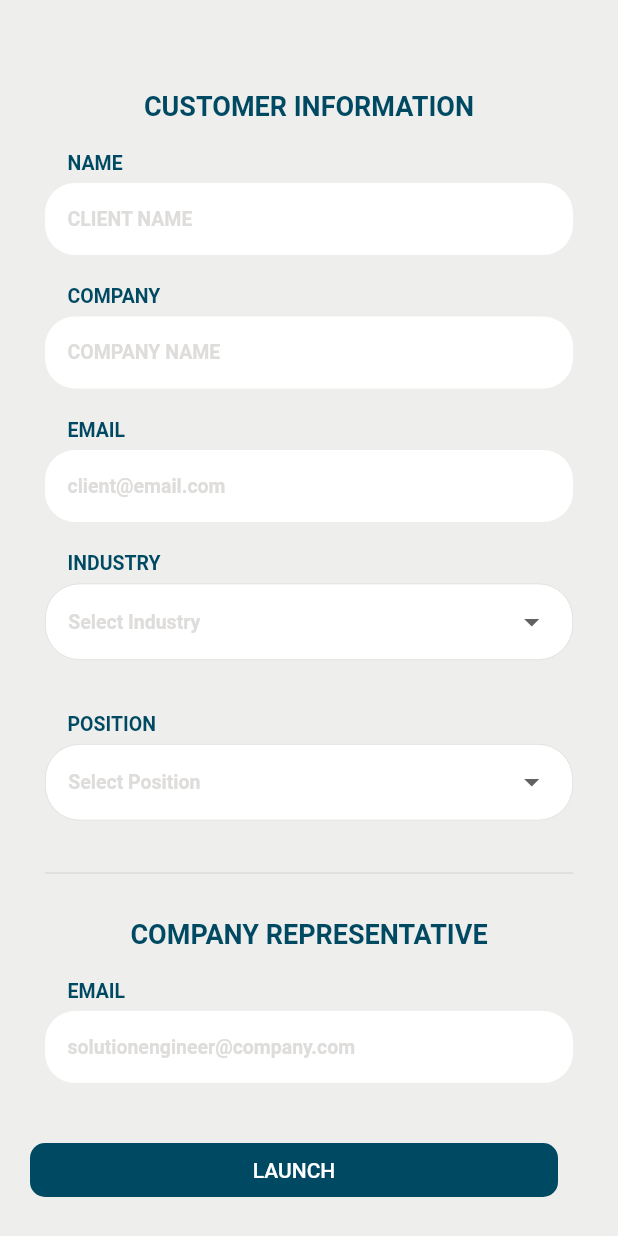
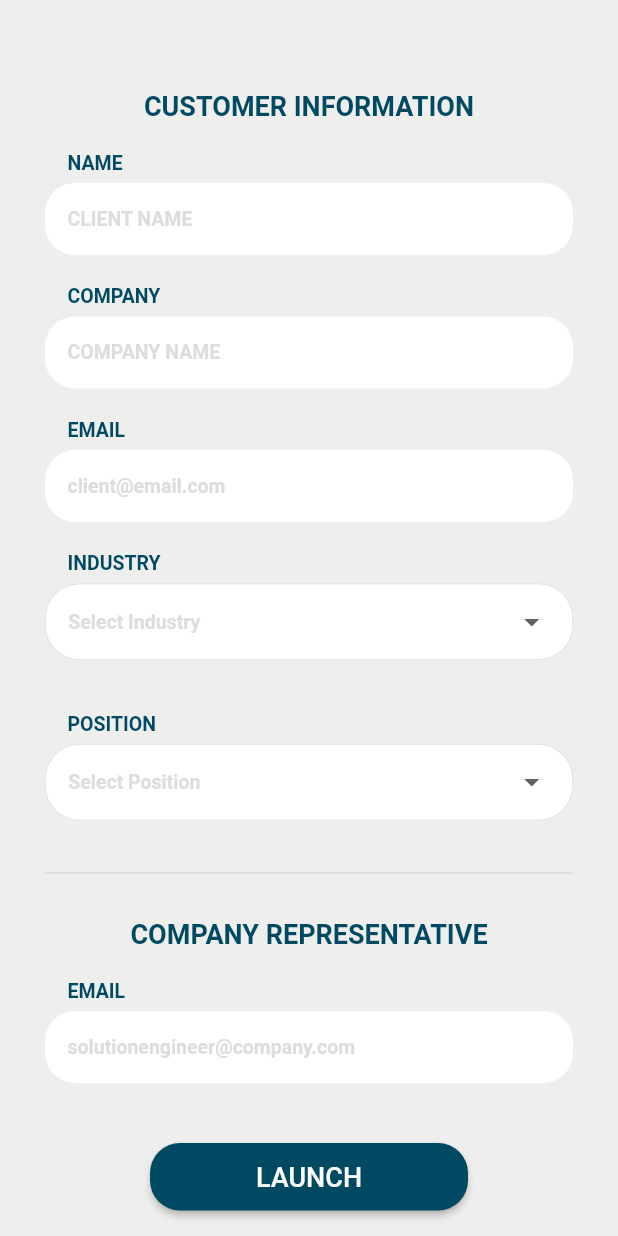
Before and after one commit to SonQBChau/brand_root_solution, a Flutter app: the screen it shows after launch, on a phone screen of 412 x 824 dp. Run offline on Flutter 3.47's test engine with Material 2 defaults, Android fonts, the phone set to English and light mode, and no system bars.

Commit message:
Update launch_button_widget.dart

```diff
--- a/lib/widgets/launch_button_widget.dart
+++ b/lib/widgets/launch_button_widget.dart
@@ -9,14 +9,19 @@ class LaunchButtonWidget extends StatelessWidget {
     final introForm = Provider.of<IntroForm>(context);
 
     return Container(
-      padding: EdgeInsets.only(left: 20, right: 40, top: 20),
-      child: FlatButton(
-        child: Text('LAUNCH'),
-        materialTapTargetSize: MaterialTapTargetSize
-            .shrinkWrap, // remove unwanted extra top and bottom padding
+      padding: EdgeInsets.only(left: 100, right: 100, top: 20),
+      child: RaisedButton(
+        child: Container(
+          padding: EdgeInsets.symmetric(vertical: 12),
+          child: Text(
+            'LAUNCH',
+            style: TextStyle(fontSize: 18),
+          ),
+        ),
+        materialTapTargetSize: MaterialTapTargetSize.shrinkWrap, // remove unwanted extra top and bottom padding
         textColor: Colors.white,
         color: colorBlue,
-        shape: RoundedRectangleBorder(borderRadius: BorderRadius.circular(10)),
+        shape: RoundedRectangleBorder(borderRadius: BorderRadius.circular(20)),
         onPressed: () {
           bool isValid = true;
           //manually check dropdownbutton value
```
